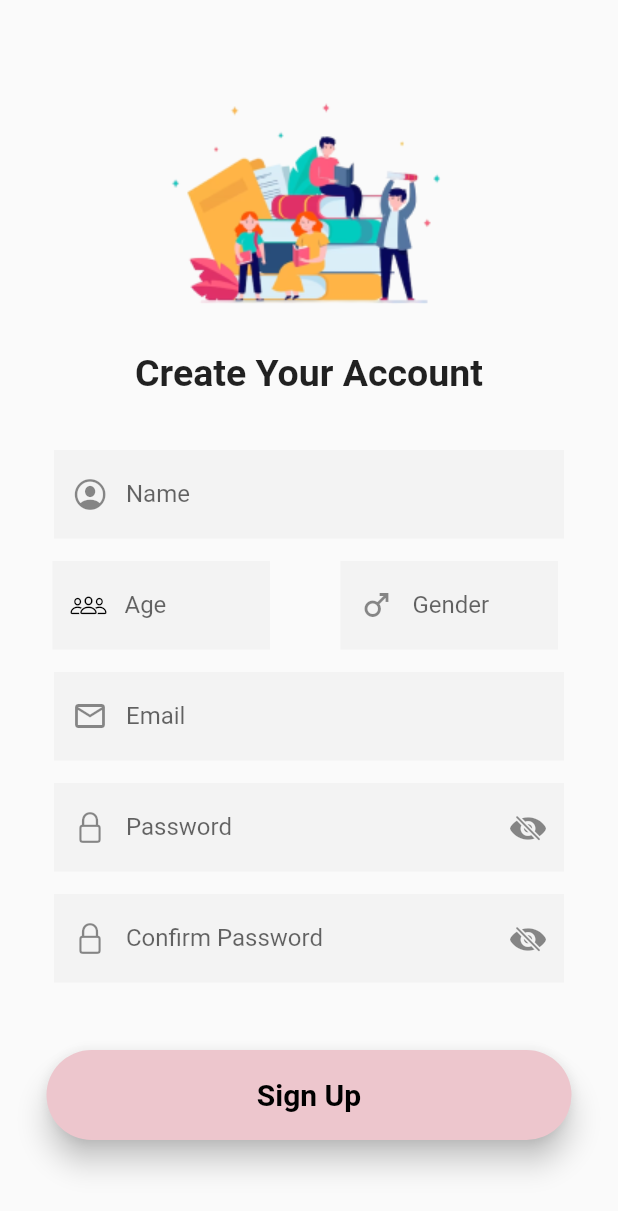
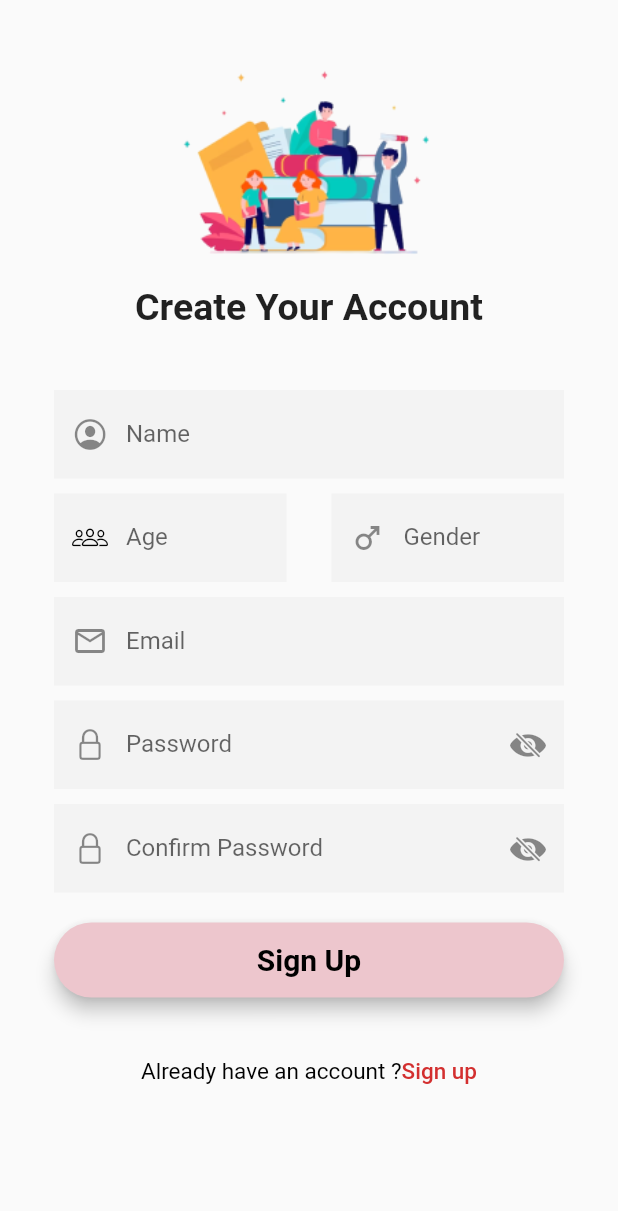
Before and after one commit to Ayush2233/Pick-A-Book, a Flutter app: the SignUp screen opened directly with empty values, on a phone screen of 412 x 824 dp. Shown: the top 1211 px of the screen. Run offline on Flutter 3.47's test engine with Material 2 defaults, Android fonts, the phone set to English and light mode, and no system bars; our stand-ins replace carousel_slider, convex_bottom_bar, firebase_auth, firebase_core, google_fonts; accounts and stored records are empty; network calls fail.

Commit message:
Navigation with sign out link

```diff
--- a/lib/screens/sign up.dart
+++ b/lib/screens/sign up.dart
@@ -1,6 +1,7 @@
 import 'package:firebase_auth/firebase_auth.dart';
 import 'package:flutter/material.dart';
 import 'package:flutter/cupertino.dart';
+import 'package:google_fonts/google_fonts.dart';
 
 class SignUp extends StatefulWidget {
   final VoidCallback showLogin;
@@ -39,41 +40,42 @@ class _SignUpState extends State<SignUp> {
   }
 
   Widget build(BuildContext context) {
+
     return Scaffold(
+
       body: SingleChildScrollView(
+        // width: double.maxFinite,
+        child: Column(
+          crossAxisAlignment: CrossAxisAlignment.center,
+          children: [
+
+            // LOGIN IMAGE
+
+            Container(
+              margin: EdgeInsets.only(top: 30),
+              // color: Colors.red,
+              height: 230,
               child: Column(
                 children: [
-          // LOGIN IMAGE
-          Container(
-            height: 300,
-            child: Padding(
-              padding: const EdgeInsets.fromLTRB(0, 50, 0, 0),
-              child: Column(
-                children: [
-                  //  LOGIN IMAGE
-                  // CREATE YOUR ACCOUNT TEXT
+                  Image.asset('assets/images/login image.png',height: 150,),
 
-                  Image.asset('assets/images/login image.png'),
-                  SizedBox(
-                    height: 20,
-                  ),
-                  Text(
-                    'Create Your Account',
+                  SizedBox(height: 10,),
+
+                  Text('Create Your Account',
                     style: TextStyle(fontWeight: FontWeight.bold, fontSize: 25),
                   )
-                ],
-              ),
-            ),
+                ],),
             ),
 
             // FORM CONTAINER
+
             Container(
-            height: 400,
               child: Column(
+
+                crossAxisAlignment: CrossAxisAlignment.center,
                 children: [
-                // FORM FOR SIGN UP
 
-                //USERNAME
+                  //NAME
                   SizedBox(
                       width: 340,
                       child: TextField(
@@ -87,17 +89,18 @@ class _SignUpState extends State<SignUp> {
                       )),
 
                   SizedBox(
-                  height: 15,
+                    height: 10,
                   ),
 
                   //AGE AND GENDER
-                Padding(
-                  padding: const EdgeInsets.fromLTRB(35, 0, 30, 0),
-                  child: SingleChildScrollView(
+                  Container(
+                    width: 340,
                     child: Row(
+                      mainAxisAlignment: MainAxisAlignment.spaceBetween,
                       children: [
+                        // AGE
                         SizedBox(
-                          width: 145,
+                          width: 155,
                           child: TextField(
                             decoration: InputDecoration(
                                 filled: true,
@@ -110,11 +113,10 @@ class _SignUpState extends State<SignUp> {
                                 border: InputBorder.none),
                           ),
                         ),
+
+                        // GENDER
                         SizedBox(
-                          width: 47,
-                        ),
-                        SizedBox(
-                          width: 145,
+                          width: 155,
                           child: TextField(
                             decoration: InputDecoration(
                                 filled: true,
@@ -127,10 +129,9 @@ class _SignUpState extends State<SignUp> {
                       ],
                     ),
                   ),
-                ),
 
                   SizedBox(
-                  height: 15,
+                    height: 10,
                   ),
 
                   //EMAIL
@@ -148,7 +149,7 @@ class _SignUpState extends State<SignUp> {
                       )),
 
                   SizedBox(
-                  height: 15,
+                    height: 10,
                   ),
 
                   //PASSWORD
@@ -167,7 +168,7 @@ class _SignUpState extends State<SignUp> {
                       )),
 
                   SizedBox(
-                  height: 15,
+                    height: 10,
                   ),
 
                   //CONFIRM PASSWORD
@@ -188,41 +189,51 @@ class _SignUpState extends State<SignUp> {
               ),
             ),
 
+            SizedBox(height: 20,),
             // SIGN UP BUTTON
             Container(
-            height: 60,
-            child: SizedBox(
-              width: 350,
+              height: 50,
+              width: 340,
               child: ElevatedButton(
                   style: ElevatedButton.styleFrom(
-                      shape: RoundedRectangleBorder(
-                          borderRadius: BorderRadius.circular(40)),
+                      shape: RoundedRectangleBorder(borderRadius: BorderRadius.circular(40)),
                       primary: Color(0xFFedc6cd),
                       shadowColor: Colors.black,
-                      elevation: 8),
+                      elevation: 5),
                   onPressed: sign_up,
-                  child: Text(
-                    'Sign Up',
+                  child: Text('Sign Up',
                     style: TextStyle(
                         color: Colors.black,
                         fontSize: 20,
                         fontWeight: FontWeight.bold),
                   )),
             ),
-          ),
-          SizedBox(
-            height: 15,
+
+            SizedBox(height: 40,),
+
+            Center(
+                  child:Row(
+                    mainAxisAlignment: MainAxisAlignment.center,
+                      children: [
+                        Text("Already have an account ?", style: TextStyle(color: Colors.black,fontSize: 15,fontWeight: FontWeight.w400),),
+
+                        GestureDetector(
+                          onTap: widget.showLogin,
+                          child: Text('Sign up',style: TextStyle(color: Colors.red[700],fontSize: 15,fontWeight: FontWeight.w500),),
+
+                        )
+                      ],
                     ),
 
-          // GestureDetector(
-          //   onTap: widget.showLogin,
-          //   child: Text("Already a user? Signin ",
-          //   style: TextStyle(
-          //       color: Colors.blue,fontSize: 16,fontWeight: FontWeight.bold
-          //   ),),
-          // ),
+                ),
+
+
+
+
           ],
         ),
-    ));
+      ),
+
+    );
   }
 }
```
Also changed, not shown: lib/screens/Home.dart (+1 -17 lines), lib/screens/Search.dart (+3 -8 lines), lib/screens/bookmark.dart (added, +16 -0 lines), lib/screens/community.dart (added, +15 -0 lines), lib/screens/marketplace.dart (added, +15 -0 lines), lib/screens/navigationcontroller.dart (+111 -24 lines), lib/widgets/appbar.dart (deleted, +0 -22 lines), lib/widgets/drawer.dart (deleted, +0 -67 lines), assets/icons/bookmark1.png (added), assets/icons/group1.png (added), assets/icons/group24.png (deleted), assets/icons/home1.png (added), assets/icons/public.png (added), assets/icons/search1.png (added), 1 more files. Lines whose indentation alone changed are shown as unchanged.
